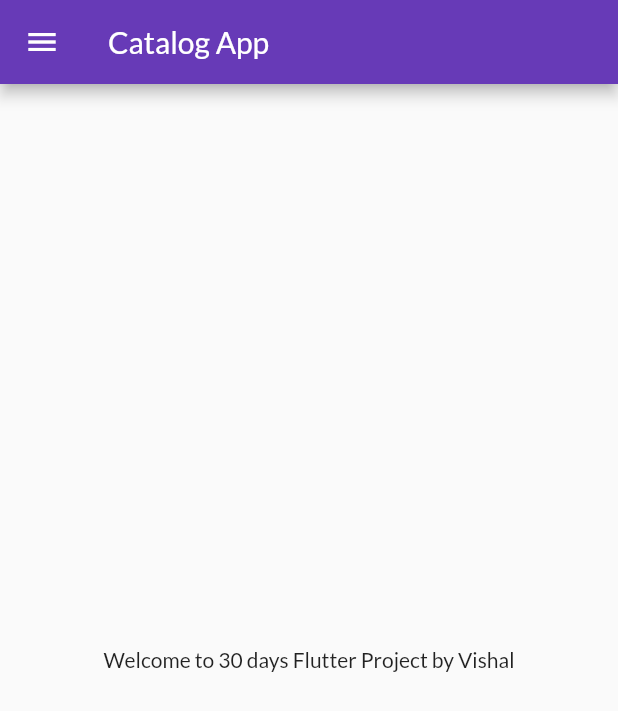
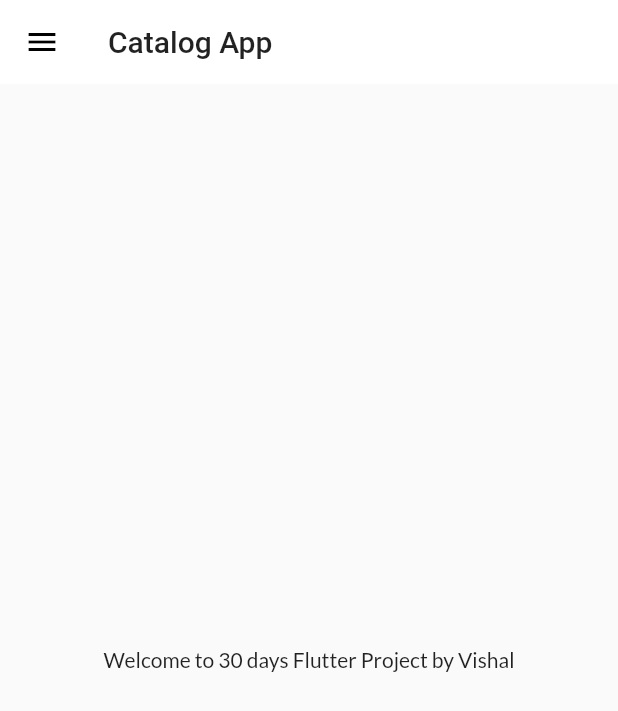
Before and after one commit to Vrajsingh/Flutter-Catalog, a Flutter app: the screen it shows after launch, on a phone screen of 412 x 824 dp. Shown: the top 711 px of the screen. Run offline on Flutter 3.47's test engine with Material 2 defaults, Android fonts, the phone set to English and light mode, and no system bars; our stand-ins replace google_fonts.

Commit message:
Day 10 - themes extracted

```diff
--- a/lib/main.dart
+++ b/lib/main.dart
@@ -2,7 +2,7 @@ import 'package:flutter/material.dart';
 import 'package:flutter_catalog/pages/home_page.dart';
 import 'package:flutter_catalog/pages/login_page.dart';
 import 'package:flutter_catalog/utils/routes.dart';
-import 'package:google_fonts/google_fonts.dart';
+import 'package:flutter_catalog/widgets/themes.dart';
 
 void main() {
   runApp(MyApp());
@@ -14,12 +14,13 @@ class MyApp extends StatelessWidget {
   Widget build(BuildContext context) {
     return MaterialApp(
         themeMode: ThemeMode.light,
-        theme: ThemeData(primarySwatch: Colors.deepPurple, fontFamily: GoogleFonts.lato().fontFamily),
-        darkTheme: ThemeData(brightness: Brightness.dark),
+        theme: MyTheme.lightTheme(context),
+        darkTheme: MyTheme.darkTheme(context),
         debugShowCheckedModeBanner: false,
 
       initialRoute: MyRoutes.homeRoute,
       routes: {
+
         "/": (context) => LoginPage(),
         MyRoutes.homeRoute: (context) => HomePage(),
         MyRoutes.loginRoute: (context) => LoginPage()
--- /dev/null
+++ b/lib/widgets/themes.dart
@@ -0,0 +1,20 @@
+import 'package:flutter/material.dart';
+import 'package:google_fonts/google_fonts.dart';
+
+class MyTheme {
+  static ThemeData  lightTheme(BuildContext context) => ThemeData(
+        primarySwatch: Colors.deepPurple,
+        fontFamily: GoogleFonts.lato().fontFamily,
+        appBarTheme: AppBarTheme(
+          color: Colors.white,
+          elevation: 0.0,
+          iconTheme: IconThemeData(color: Colors.black),
+          toolbarTextStyle: Theme.of(context).textTheme.bodyText2,
+          titleTextStyle: Theme.of(context).textTheme.headline6,
+        ),
+      );
+
+  static ThemeData  darkTheme(BuildContext context) => ThemeData(
+      brightness: Brightness.dark
+  );
+}
```
